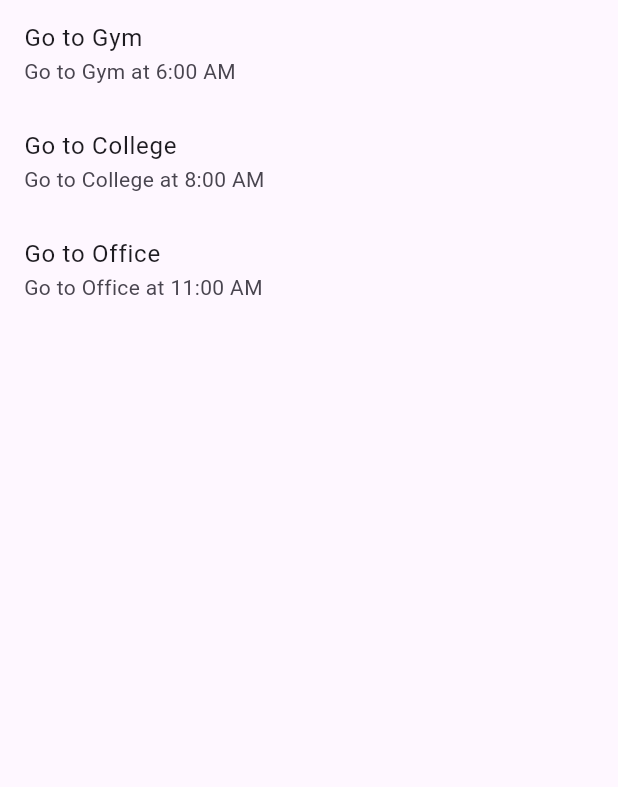
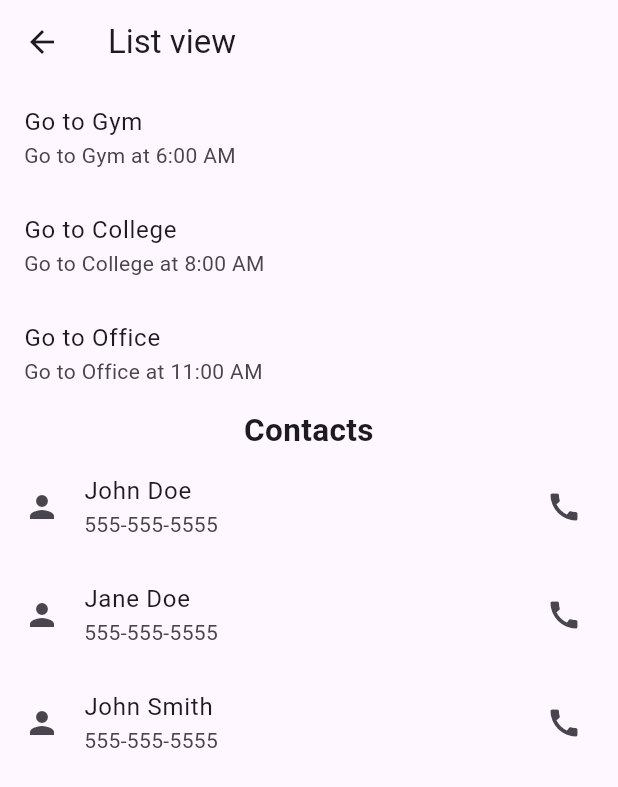
Before and after one commit to muhammadsohail07/Flutter-Learn, a Flutter app: the listviewexample screen opened directly, on a phone screen of 412 x 824 dp. Shown: the top 787 px of the screen. Run offline on Flutter 3.47's test engine with Material 3 defaults, Android fonts, the phone set to English and light mode, and no system bars.

Commit message:
list view example update

```diff
--- a/lib/Tasks/listview.dart
+++ b/lib/Tasks/listview.dart
@@ -5,7 +5,9 @@ class listviewexample extends StatelessWidget {
   @override
   Widget build(BuildContext context) {
     return Scaffold(
-      body: ListView(
+      appBar: AppBar(title: Text("List view"),),
+      body: Center(
+        child: ListView(
           children: [
             ListTile(
               title: Text('Go to Gym'),
@@ -19,8 +21,31 @@ class listviewexample extends StatelessWidget {
               title: Text('Go to Office'),
               subtitle: Text('Go to Office at 11:00 AM'),
             ),
+            Text("Contacts",textAlign: TextAlign.center , style: TextStyle(
+              fontSize: 21,
+              fontWeight: FontWeight.bold
+            )),
+            ListTile(
+              leading: Icon(Icons.person),
+              title: Text('John Doe'),
+              subtitle: Text('555-555-5555'),
+              trailing: Icon(Icons.call),
+            ),
+            ListTile(
+              leading: Icon(Icons.person),
+              title: Text('Jane Doe'),
+              subtitle: Text('555-555-5555'),
+              trailing: Icon(Icons.call),
+            ),
+            ListTile(
+              leading: Icon(Icons.person),
+              title: Text('John Smith'),
+              subtitle: Text('555-555-5555'),
+              trailing: Icon(Icons.call),
+            ),
 
           ],
+        ),
       ),
     );
   }
```
Lines whose indentation alone changed are shown as unchanged.
